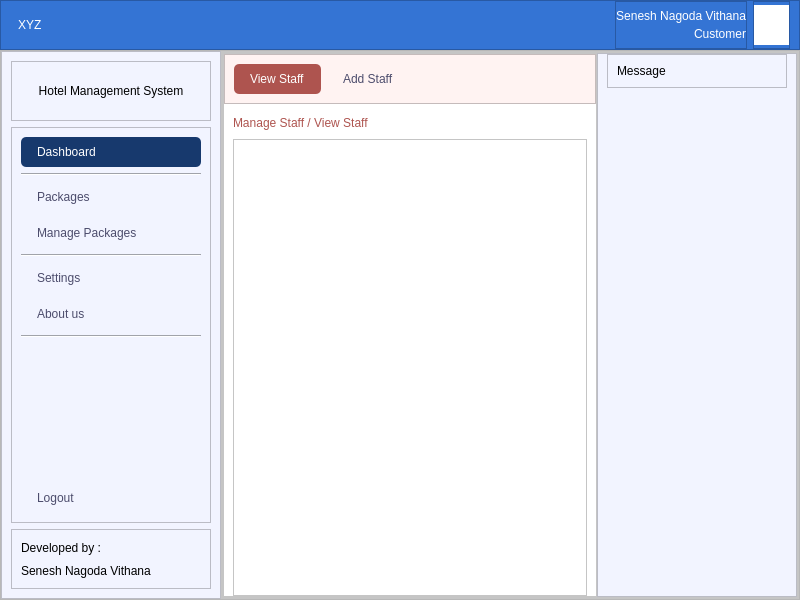
The window that application/customer_main/cust_main.ui (SeneshNV/XYZ-Hotel-Management) describes before a commit, drawn with Qt 5.
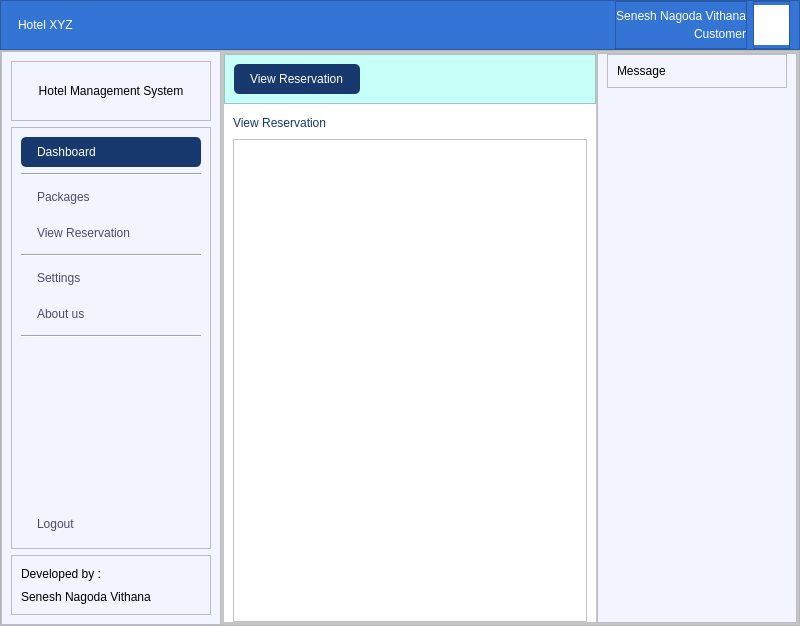
The same window after the commit. The open tabs and pages were chosen to show the change. Icons and pictures are not drawn.

The edit to the form file:
```diff
--- a/application/customer_main/cust_main.ui
+++ b/application/customer_main/cust_main.ui
@@ -7,7 +7,7 @@
     <x>0</x>
     <y>0</y>
     <width>800</width>
-    <height>600</height>
+    <height>626</height>
    </rect>
   </property>
   <property name="minimumSize">
@@ -80,7 +80,7 @@
 margin-left:5px;</string>
          </property>
          <property name="text">
-          <string>XYZ</string>
+          <string>Hotel XYZ</string>
          </property>
         </widget>
        </item>
@@ -390,7 +390,7 @@
              <item>
               <widget class="QPushButton" name="btn_mgt_package">
                <property name="text">
-                <string>Manage Packages</string>
+                <string>View Reservation</string>
                </property>
                <property name="icon">
                 <iconset resource="../../icon.qrc">
@@ -853,14 +853,14 @@
                       </property>
                       <property name="styleSheet">
                        <string notr="true">#frame_15{
-background: #FFF3F2;
+background: #C7FFF9;
 }
 
 /* Default button style */
 QPushButton {
     background-color: transparent;
 	font: 10pt &quot;SF Pro Display&quot;;
-    color: #4C4C6C;
+    color: #3474D4;
     border: none;
     border-radius: 5px;
     padding: 8px 16px; 
@@ -883,7 +883,7 @@
 }
 
 QPushButton:checked {
-	background-color: #AE544F;
+	background-color: #17396D;
  	color: #FFFFFF;
 }</string>
                       </property>
@@ -900,7 +900,7 @@
                        <item>
                         <widget class="QPushButton" name="btn_view_staff">
                          <property name="text">
-                          <string>View Staff</string>
+                          <string>View Reservation</string>
                          </property>
                          <property name="icon">
                           <iconset resource="../../icon.qrc">
@@ -915,21 +915,6 @@
                          </property>
                         </widget>
                        </item>
-                       <item>
-                        <widget class="QPushButton" name="btn_add_staff">
-                         <property name="text">
-                          <string>Add Staff</string>
-                         </property>
-                         <property name="icon">
-                          <iconset resource="../../icon.qrc">
-                           <normaloff>:/newPrefix/icon/Add.svg</normaloff>
-                           <normalon>:/newPrefix/icon/Add_W.svg</normalon>:/newPrefix/icon/Add.svg</iconset>
-                         </property>
-                         <property name="checkable">
-                          <bool>true</bool>
-                         </property>
-                        </widget>
-                       </item>
                        <item>
                         <spacer name="horizontalSpacer_3">
                          <property name="orientation">
@@ -972,10 +957,10 @@
                           </property>
                           <property name="styleSheet">
                            <string notr="true">font: 12pt &quot;SF Pro Display&quot;;
-color: rgb(174, 84, 79);</string>
+color:rgb(23, 57, 109);</string>
                           </property>
                           <property name="text">
-                           <string>Manage Staff / View Staff</string>
+                           <string>View Reservation</string>
                           </property>
                          </widget>
                         </item>
@@ -1112,7 +1097,7 @@
                      <x>0</x>
                      <y>0</y>
                      <width>180</width>
-                     <height>489</height>
+                     <height>515</height>
                     </rect>
                    </property>
                    <layout class="QVBoxLayout" name="verticalLayout_9">
```
Left out of the diff: 16 changed lines with no effect on the pictures.
